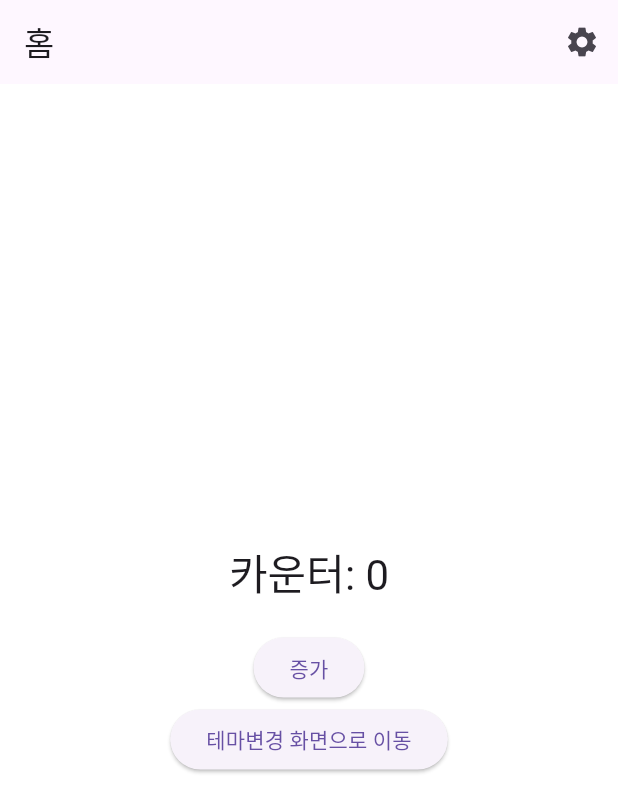
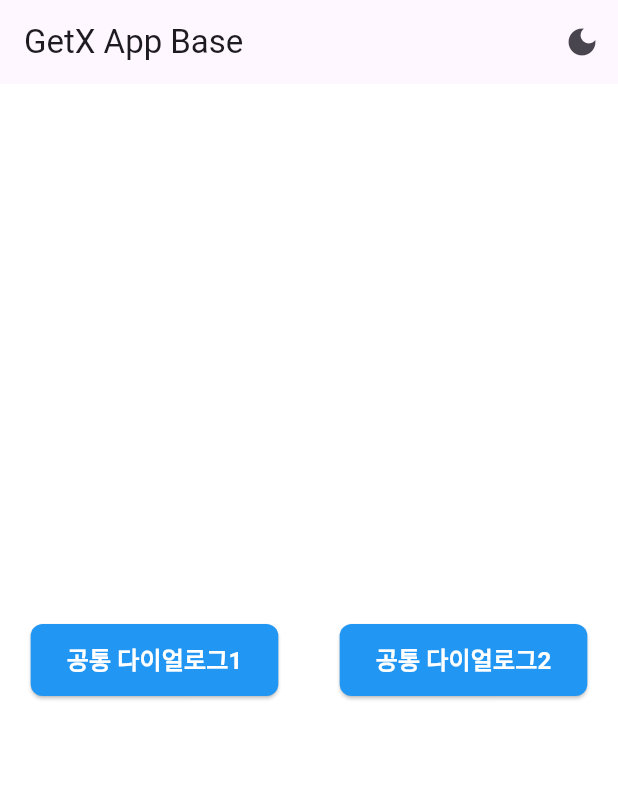
Before and after one commit to J1NWAN/getx_app_base, a Flutter app: the screen it shows after launch, on a phone screen of 412 x 824 dp. Shown: the top 812 px of the screen. Run offline on Flutter 3.47's test engine with Material 3 defaults, Android fonts, the phone set to English and light mode, and no system bars; our stand-ins replace get, get_storage.

Commit message:
공통 컴포넌트 소개 페이지 및 공통 다이얼로그 수정

```diff
--- a/lib/app/modules/home/bindings/home_binding.dart
+++ b/lib/app/modules/home/bindings/home_binding.dart
@@ -1,5 +1,6 @@
 import 'package:get/get.dart';
 import 'package:getx_app_base/app/modules/home/controllers/home_controller.dart';
+import 'package:getx_app_base/app/core/controllers/language_controller.dart';
 
 class HomeBinding implements Bindings {
   @override
@@ -7,5 +8,8 @@ class HomeBinding implements Bindings {
     Get.lazyPut<HomeController>(
       () => HomeController(),
     );
+    Get.lazyPut<LanguageController>(
+      () => LanguageController(),
+    );
   }
 }
--- a/lib/app/modules/home/controllers/home_controller.dart
+++ b/lib/app/modules/home/controllers/home_controller.dart
@@ -7,10 +7,4 @@ class HomeController extends GetxController {
   void increment() {
     _count.value++;
   }
-
-  @override
-  void onClose() {
-    // 정리 로직
-    super.onClose();
-  }
 }
--- a/lib/app/modules/home/views/home_view.dart
+++ b/lib/app/modules/home/views/home_view.dart
@@ -1,8 +1,9 @@
 import 'package:flutter/material.dart';
 import 'package:get/get.dart';
 import 'package:getx_app_base/app/core/theme/theme_controller.dart';
-import 'package:getx_app_base/app/modules/theme_test/theme_test_page.dart';
-import '../controllers/home_controller.dart';
+import 'package:getx_app_base/app/core/utils/dialog_utils.dart';
+import 'package:getx_app_base/app/core/widgets/buttons/custom_button.dart';
+import 'package:getx_app_base/app/modules/home/controllers/home_controller.dart';
 
 class HomeView extends GetView<HomeController> {
   const HomeView({super.key});
@@ -13,33 +14,65 @@ class HomeView extends GetView<HomeController> {
 
     return Scaffold(
       appBar: AppBar(
-        title: const Text('홈'),
+        title: const Text('GetX App Base'),
         actions: [
-          IconButton(
-            icon: const Icon(Icons.settings),
-            onPressed: () => Get.toNamed('/settings'),
+          Obx(
+            () => IconButton(
+              icon: Icon(
+                themeController.isDarkMode ? Icons.light_mode : Icons.dark_mode,
+              ),
+              onPressed: themeController.toggleTheme,
+            ),
           ),
         ],
       ),
-      body: Center(
-        child: Column(
-          mainAxisAlignment: MainAxisAlignment.center,
-          children: [
-            Obx(() => Text(
-                  '카운터: ${controller.count}',
-                  style: Theme.of(context).textTheme.headlineMedium,
-                )),
-            const SizedBox(height: 20),
-            ElevatedButton(
-              onPressed: controller.increment,
-              child: const Text('증가'),
-            ),
-            ElevatedButton(
-              onPressed: () => Get.to(() => const ThemeTestPage()),
-              child: const Text('테마변경 화면으로 이동'),
-            )
-          ],
-        ),
+      body: Column(
+        mainAxisAlignment: MainAxisAlignment.center,
+        children: [
+          Row(
+            mainAxisAlignment: MainAxisAlignment.spaceAround,
+            children: [
+              CustomButton(
+                text: '공통 다이얼로그1',
+                onPressed: () async {
+                  // async 추가
+                  final confirmed = await DialogUtils.showConfirm(
+                    // await로 결과 기다림
+                    title: '공통 다이얼로그1',
+                    message: '공통 다이얼로그1',
+                    confirmText: '확인',
+                    cancelText: '취소',
+                  );
+
+                  if (confirmed ?? false) {
+                    // 확인 버튼 눌렀을 때만
+                    Get.snackbar(
+                      '알림'.tr,
+                      '처리가 완료되었습니다.'.tr,
+                      snackPosition: SnackPosition.BOTTOM,
+                    );
+                  }
+                },
+                isFullWidth: false,
+              ),
+              CustomButton(
+                text: '공통 다이얼로그2',
+                onPressed: () {
+                  DialogUtils.showLoading(message: '처리중...');
+                  Future.delayed(const Duration(seconds: 2), () {
+                    DialogUtils.hideLoading();
+                    Get.snackbar(
+                      '알림',
+                      '처리가 완료되었습니다.',
+                      snackPosition: SnackPosition.BOTTOM,
+                    );
+                  });
+                },
+                isFullWidth: false,
+              ),
+            ],
+          )
+        ],
       ),
     );
   }
```
Also changed, not shown: lib/app/core/widgets/dialogs/confirm_dialog.dart (+7 -5 lines).
